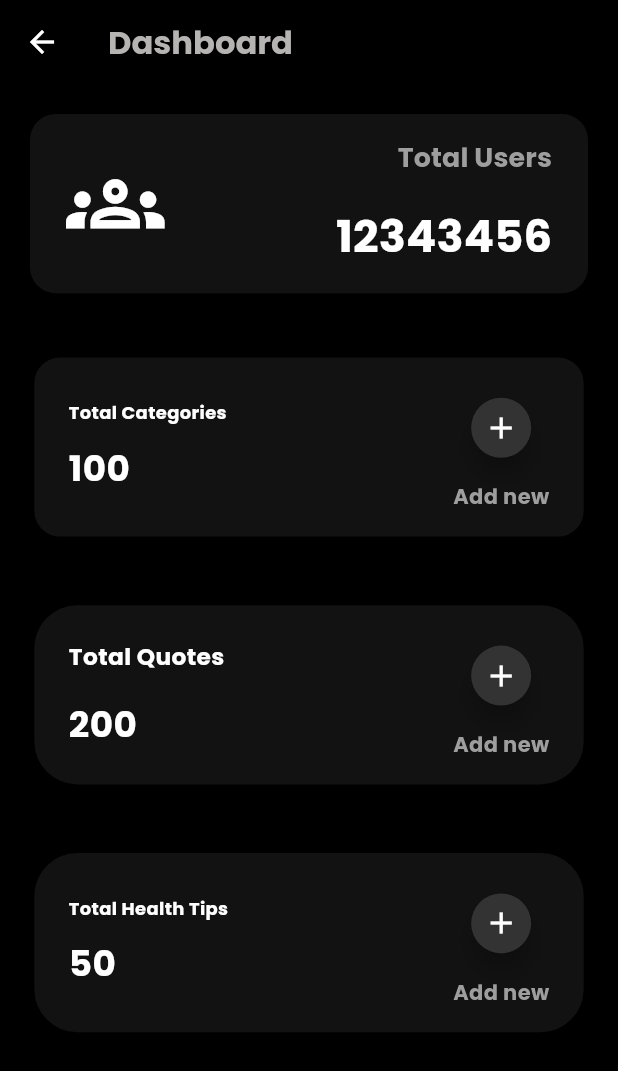
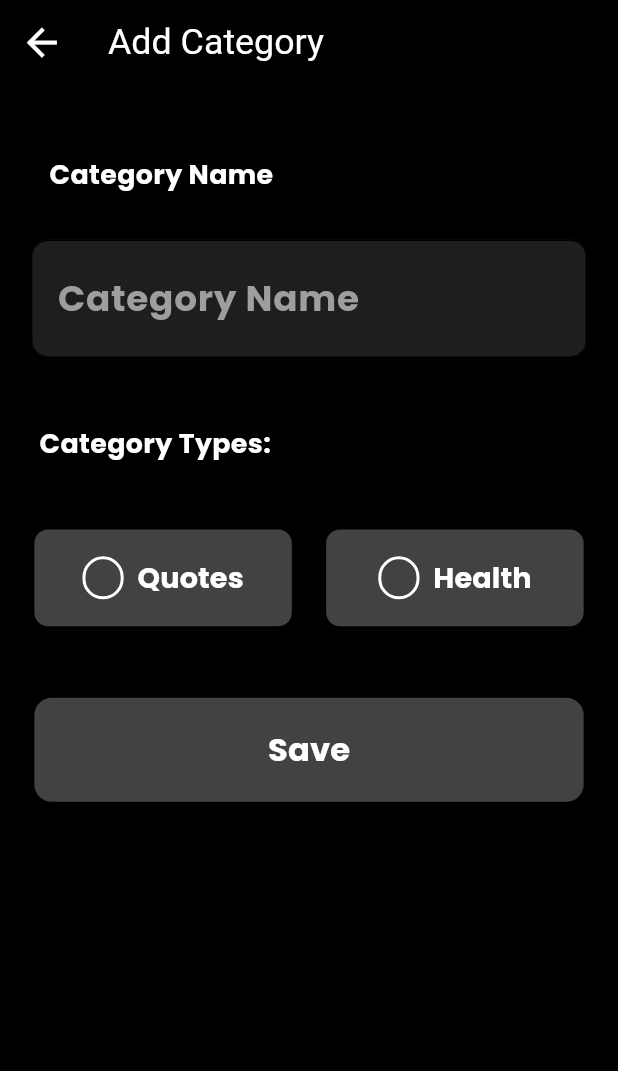
Before and after one commit to karkisaroj/Welness, a Flutter app: the AdminDashboard screen opened by its route, after a tap on the "add" icon, on a phone screen of 412 x 824 dp. Shown: the top 1071 px of the screen. Run offline on Flutter 3.47's test engine with Material 3 defaults, Android fonts, the phone set to English and light mode, and no system bars; our stand-ins replace flutter_screenutil, flutter_svg.

Commit message:
Add category major UI completed

```diff
--- a/lib/app/app_routes.dart
+++ b/lib/app/app_routes.dart
@@ -1,5 +1,6 @@
 import 'package:flutter/material.dart';
 import 'package:welness/screens/admin_dashboard.dart';
+import 'package:welness/screens/category_screen.dart';
 import 'package:welness/screens/dashboard_screen.dart';
 import 'package:welness/screens/forgot_password_screen.dart';
 import 'package:welness/screens/login_screen.dart';
@@ -20,6 +21,7 @@ class AppRoutes {
   static const String profile = "/profile";
   static const String quotesDetails = "/quotes-details";
   static const String adminDashboard = "/adminDashboard";
+  static const String category = "/category";
 
   static Map<String, WidgetBuilder> getRoutes() {
     return {
@@ -36,6 +38,7 @@ class AppRoutes {
       profile: (context) => const ProfileScreen(),
       quotesDetails: (context) => const QuotesDetailsScreen(),
       adminDashboard: (context) => const AdminDashboard(),
+      category: (context) => const CategoryScreen(),
     };
   }
 }
--- a/lib/screens/admin_dashboard.dart
+++ b/lib/screens/admin_dashboard.dart
@@ -1,5 +1,6 @@
 import 'package:flutter/material.dart';
 import 'package:flutter_screenutil/flutter_screenutil.dart';
+import 'package:welness/app/app_routes.dart';
 
 class AdminDashboard extends StatelessWidget {
   const AdminDashboard({super.key});
@@ -8,6 +9,12 @@ class AdminDashboard extends StatelessWidget {
   Widget build(BuildContext context) {
     return Scaffold(
       appBar: AppBar(
+        leading: IconButton(
+          onPressed: () {
+            Navigator.pushNamed(context, AppRoutes.login);
+          },
+          icon: Icon(Icons.arrow_back),
+        ),
         title: Text(
           "Dashboard",
           style: TextStyle(
@@ -113,7 +120,9 @@ class AdminDashboard extends StatelessWidget {
                         shape: RoundedRectangleBorder(
                           borderRadius: BorderRadiusGeometry.circular(25.r),
                         ),
-                        onPressed: () {},
+                        onPressed: () {
+                          Navigator.pushNamed(context, AppRoutes.category);
+                        },
                         child: Icon(Icons.add, color: Colors.white),
                       ),
                       SizedBox(height: 10.h),
--- /dev/null
+++ b/lib/screens/category_screen.dart
@@ -0,0 +1,226 @@
+import 'package:flutter/material.dart';
+import 'package:flutter_screenutil/flutter_screenutil.dart';
+import 'package:welness/app/app_routes.dart';
+
+class CategoryScreen extends StatefulWidget {
+  const CategoryScreen({super.key});
+
+  @override
+  State<CategoryScreen> createState() => _CategoryScreenState();
+}
+
+class _CategoryScreenState extends State<CategoryScreen> {
+  bool? value = false;
+  bool? value2 = false;
+
+  @override
+  Widget build(BuildContext context) {
+    return Scaffold(
+      appBar: AppBar(
+        leading: IconButton(
+          onPressed: () {
+            Navigator.pushNamed(context, AppRoutes.adminDashboard);
+          },
+          icon: Icon(Icons.arrow_back, size: 25.h),
+        ),
+        title: Text("Add Category", style: TextStyle(fontSize: 20.h)),
+      ),
+      body: Column(
+        children: [
+          Padding(
+            padding: EdgeInsets.fromLTRB(18.w, 40.h, 190.w, 0),
+            child: Text(
+              "Category Name",
+              style: TextStyle(fontSize: 15.h, fontWeight: FontWeight.bold),
+            ),
+          ),
+          SizedBox(height: 15.h),
+          Padding(
+            padding: EdgeInsets.symmetric(horizontal: 18.w, vertical: 10.h),
+            child: TextFormField(
+              enableSuggestions: true,
+              decoration: InputDecoration(
+                contentPadding: EdgeInsets.symmetric(
+                  vertical: 18.h,
+                  horizontal: 12.w,
+                ),
+                enabledBorder: OutlineInputBorder(
+                  borderRadius: BorderRadius.circular(10.r),
+                ),
+                hintText: "Category Name",
+                hintStyle: TextStyle(
+                  fontSize: 20.h,
+                  fontFamily: "Poppins",
+                  color: Colors.grey,
+                ),
+              ),
+            ),
+          ),
+          SizedBox(height: 5.h),
+          Align(
+            alignment: Alignment.centerLeft,
+            child: Padding(
+              padding: EdgeInsets.all(22.h),
+              child: Text(
+                "Category Types:",
+                style: TextStyle(fontSize: 15.h, fontWeight: FontWeight.bold),
+              ),
+            ),
+          ),
+          SizedBox(height: 15.h),
+          Padding(
+            padding: EdgeInsets.symmetric(horizontal: 20.w),
+            child: Row(
+              mainAxisAlignment: MainAxisAlignment.spaceBetween,
+              children: [
+                Expanded(
+                  child: Container(
+                    margin: EdgeInsets.only(right: 10.w),
+                    child: ElevatedButton(
+                      style: ElevatedButton.styleFrom(
+                        backgroundColor: Colors.grey.shade800,
+                        padding: EdgeInsets.symmetric(
+                          vertical: 15.h,
+                          horizontal: 10.w,
+                        ),
+                        shape: RoundedRectangleBorder(
+                          borderRadius: BorderRadius.circular(8.r),
+                        ),
+                      ),
+                      onPressed: () {
+                        setState(() {
+                          value = !value!;
+                        });
+                      },
+                      child: Row(
+                        mainAxisAlignment: MainAxisAlignment.center,
+                        children: [
+                          Container(
+                            width: 24.w,
+                            height: 24.h,
+                            decoration: BoxDecoration(
+                              color: Colors.transparent,
+                              border: Border.all(color: Colors.white, width: 2),
+                              borderRadius: BorderRadius.circular(20.r),
+                            ),
+                            child: value!
+                                ? Center(
+                                    child: Container(
+                                      width: 10.w,
+                                      height: 10.h,
+                                      decoration: BoxDecoration(
+                                        color: Colors.white,
+                                        shape: BoxShape.circle,
+                                      ),
+                                    ),
+                                  )
+                                : null,
+                          ),
+                          SizedBox(width: 8.w),
+                          Text(
+                            "Quotes",
+                            style: TextStyle(
+                              color: Colors.white,
+                              fontSize: 16.h,
+                              fontFamily: "Poppins",
+                            ),
+                          ),
+                        ],
+                      ),
+                    ),
+                  ),
+                ),
+
+                Expanded(
+                  child: Container(
+                    margin: EdgeInsets.only(left: 10.w),
+                    child: ElevatedButton(
+                      style: ElevatedButton.styleFrom(
+                        backgroundColor: Colors.grey.shade800,
+                        padding: EdgeInsets.symmetric(
+                          vertical: 15.h,
+                          horizontal: 10.w,
+                        ),
+                        shape: RoundedRectangleBorder(
+                          borderRadius: BorderRadius.circular(8.r),
+                        ),
+                      ),
+                      onPressed: () {
+                        setState(() {
+                          value2 = !value2!;
+                        });
+                      },
+                      child: Row(
+                        mainAxisAlignment: MainAxisAlignment.center,
+                        children: [
+                          Container(
+                            width: 24.w,
+                            height: 24.h,
+                            decoration: BoxDecoration(
+                              color: Colors.transparent,
+                              border: Border.all(color: Colors.white, width: 2),
+                              borderRadius: BorderRadius.circular(20.r),
+                            ),
+                            child: value2!
+                                ? Center(
+                                    child: Container(
+                                      width: 10.w,
+                                      height: 10.h,
+                                      decoration: BoxDecoration(
+                                        color: Colors.white,
+                                        shape: BoxShape.circle,
+                                      ),
+                                    ),
+                                  )
+                                : null,
+                          ),
+                          SizedBox(width: 8.w),
+                          Text(
+                            "Health",
+                            style: TextStyle(
+                              color: Colors.white,
+                              fontSize: 16.h,
+                              fontFamily: "Poppins",
+                            ),
+                          ),
+                        ],
+                      ),
+                    ),
+                  ),
+                ),
+              ],
+            ),
+          ),
+
+          SizedBox(height: 40.h),
+          Padding(
+            padding: EdgeInsets.symmetric(horizontal: 20.w),
+            child: SizedBox(
+              width: double.infinity,
+              child: ElevatedButton(
+                style: ElevatedButton.styleFrom(
+                  backgroundColor: Colors.grey.shade800,
+                  padding: EdgeInsets.symmetric(vertical: 16.h),
+                  shape: RoundedRectangleBorder(
+                    borderRadius: BorderRadius.circular(10.r),
+                  ),
+                ),
+                onPressed: () {
+                  // Handle save category
+                },
+                child: Text(
+                  "Save",
+                  style: TextStyle(
+                    color: Colors.white,
+                    fontSize: 18.h,
+                    fontWeight: FontWeight.bold,
+                  ),
+                ),
+              ),
+            ),
+          ),
+        ],
+      ),
+    );
+  }
+}
```
